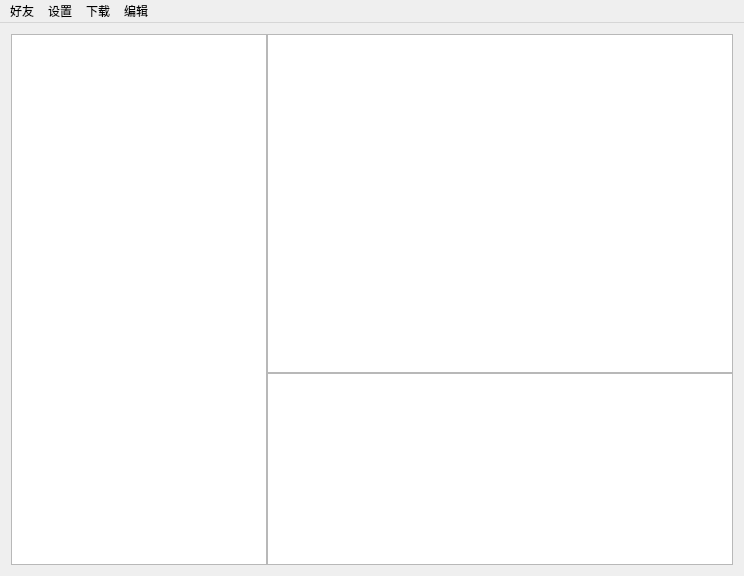
The window that mainwindow.ui (Mutantcat-Working-Group/WorkQ) describes before a commit, drawn with Qt 5.
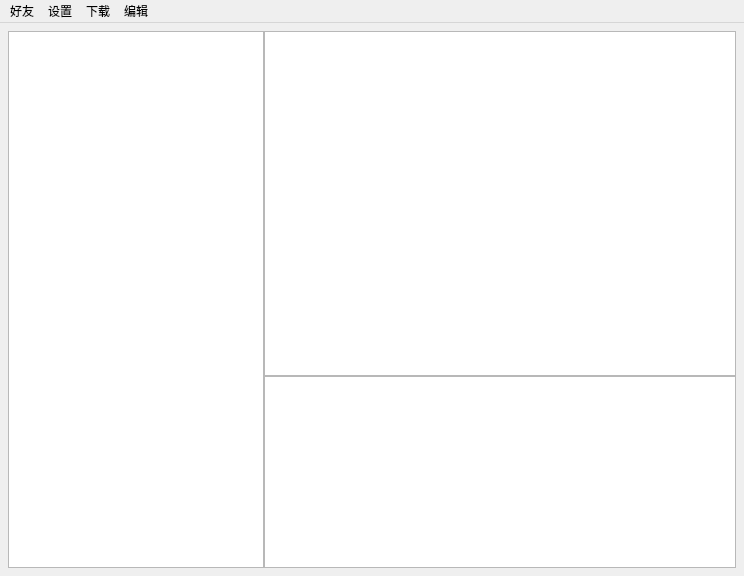
The same window after the commit. Custom widgets are drawn as their Qt base class.

What changed in the file:
```diff
--- a/mainwindow.ui
+++ b/mainwindow.ui
@@ -21,6 +21,9 @@
     <property name="spacing">
      <number>0</number>
     </property>
+    <property name="margin" stdset="0">
+     <number>8</number>
+    </property>
     <item>
      <layout class="QVBoxLayout" name="verticalLayout">
       <item>
@@ -33,10 +36,16 @@
         </property>
         <property name="minimumSize">
          <size>
-          <width>50</width>
+          <width>230</width>
           <height>0</height>
          </size>
         </property>
+        <property name="maximumSize">
+         <size>
+          <width>320</width>
+          <height>16777215</height>
+         </size>
+        </property>
         <property name="sizeIncrement">
          <size>
           <width>0</width>
```
Left out of the diff: 18 changed lines with no effect on the pictures.
